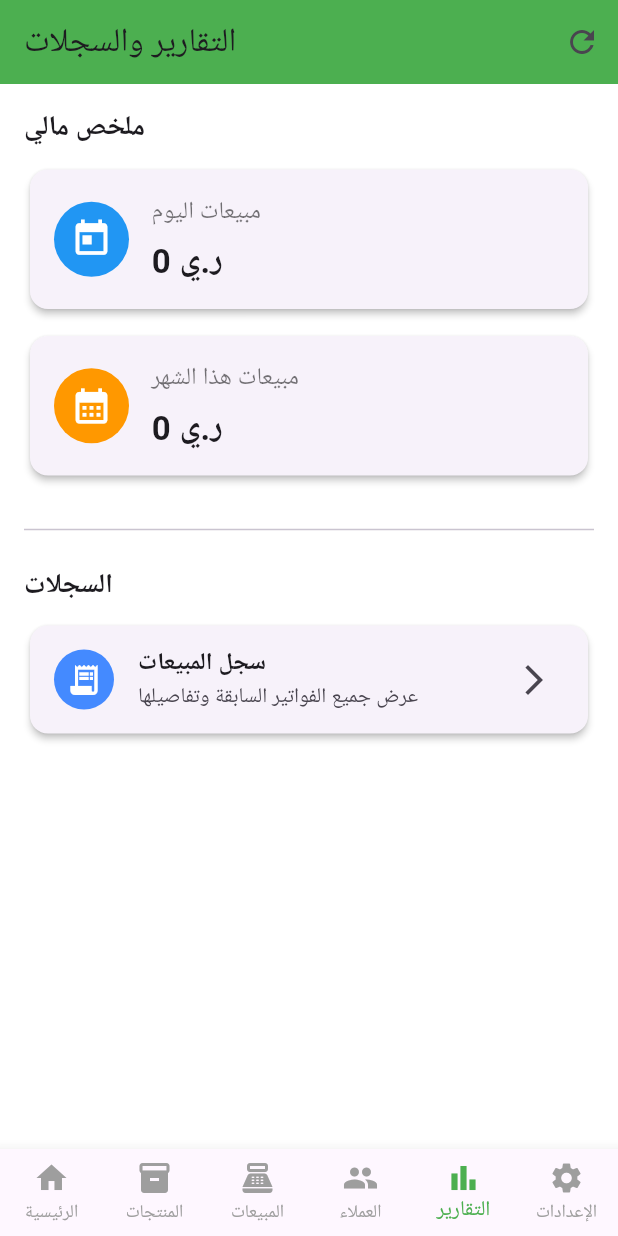
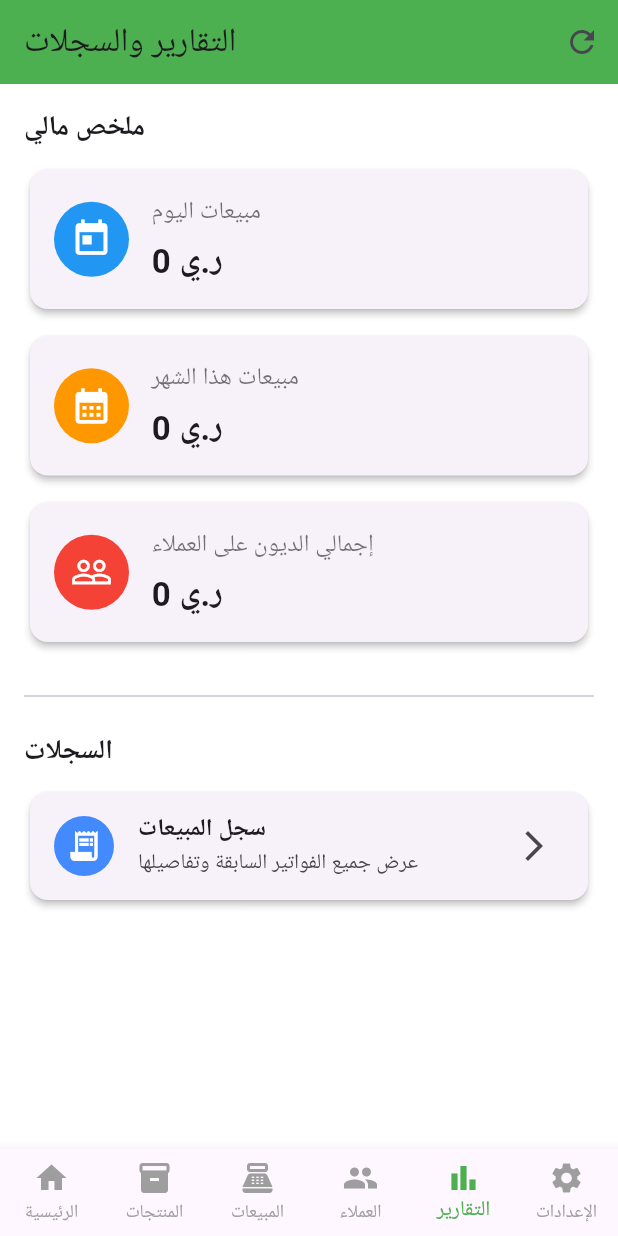
Before and after one commit to hambibisa/makhzooni, a Flutter app: the screen it shows after launch, item 5 of the bottom bar chosen, after a tap on the "refresh" icon, on a phone screen of 412 x 824 dp. Run offline on Flutter 3.47's test engine with Material 3 defaults, Android fonts, the phone set to English and light mode, and no system bars; our stand-ins replace cloud_firestore, firebase_core; accounts and stored records are empty; statements that could not run were skipped.

Commit message:
Add total debts calculation in reports screen
Added a new variable to track total debts and updated the report calculations to include client debts.

```diff
--- a/mkhzoni/lib/app/modules/reports/reports_screen.dart
+++ b/mkhzoni/lib/app/modules/reports/reports_screen.dart
@@ -10,41 +10,28 @@ class ReportsScreen extends StatefulWidget {
 }
 
 class _ReportsScreenState extends State<ReportsScreen> {
-  // هذه المتغيرات ستحمل قيم التقارير التي سنحسبها
   double _todaySales = 0.0;
   double _monthlySales = 0.0;
-  bool _isLoading = true; // لعرض مؤشر التحميل في البداية
+  double _totalDebts = 0.0; // 1. متغير جديد لتخزين إجمالي الديون
+  bool _isLoading = true;
 
   @override
   void initState() {
     super.initState();
-    // عند فتح الشاشة، قم بحساب التقارير
     _calculateReports();
   }
 
-  // --- دالة حساب التقارير ---
   Future<void> _calculateReports() async {
     setState(() => _isLoading = true);
 
     final now = DateTime.now();
-    // تحديد بداية اليوم (الساعة 12 صباحاً)
     final startOfToday = DateTime(now.year, now.month, now.day);
-    // تحديد بداية الشهر
     final startOfMonth = DateTime(now.year, now.month, 1);
 
-    // 1. جلب فواتير اليوم
-    final todaySnapshot = await FirebaseFirestore.instance
-        .collection('sales')
-        .where('createdAt', isGreaterThanOrEqualTo: startOfToday)
-        .get();
+    // حساب المبيعات (كما كان)
+    final todaySnapshot = await FirebaseFirestore.instance.collection('sales').where('createdAt', isGreaterThanOrEqualTo: startOfToday).get();
+    final monthSnapshot = await FirebaseFirestore.instance.collection('sales').where('createdAt', isGreaterThanOrEqualTo: startOfMonth).get();
 
-    // 2. جلب فواتير الشهر
-    final monthSnapshot = await FirebaseFirestore.instance
-        .collection('sales')
-        .where('createdAt', isGreaterThanOrEqualTo: startOfMonth)
-        .get();
-
-    // 3. حساب الإجماليات
     double todayTotal = 0.0;
     for (var doc in todaySnapshot.docs) {
       todayTotal += (doc.data()['totalAmount'] as num).toDouble();
@@ -55,11 +42,23 @@ class _ReportsScreenState extends State<ReportsScreen> {
       monthTotal += (doc.data()['totalAmount'] as num).toDouble();
     }
 
-    // 4. تحديث الواجهة بالنتائج
+    // 2. جلب بيانات العملاء لحساب الديون
+    final clientsSnapshot = await FirebaseFirestore.instance.collection('clients').get();
+
+    double totalDebtAmount = 0.0;
+    for (var doc in clientsSnapshot.docs) {
+      // التأكد من وجود حقل 'totalDebt' قبل إضافته
+      if (doc.data().containsKey('totalDebt')) {
+        totalDebtAmount += (doc.data()['totalDebt'] as num).toDouble();
+      }
+    }
+
+    // تحديث الواجهة بالنتائج
     if (mounted) {
       setState(() {
         _todaySales = todayTotal;
         _monthlySales = monthTotal;
+        _totalDebts = totalDebtAmount; // 3. تحديث قيمة الديون
         _isLoading = false;
       });
     }
@@ -72,7 +71,6 @@ class _ReportsScreenState extends State<ReportsScreen> {
         title: const Text("التقارير والسجلات"),
         backgroundColor: Colors.green,
         actions: [
-          // زر لتحديث التقارير يدوياً
           IconButton(
             icon: const Icon(Icons.refresh),
             onPressed: _calculateReports,
@@ -83,7 +81,6 @@ class _ReportsScreenState extends State<ReportsScreen> {
       body: ListView(
         padding: const EdgeInsets.all(16.0),
         children: [
-          // --- قسم الملخص المالي ---
           const Text('ملخص مالي', style: TextStyle(fontSize: 18, fontWeight: FontWeight.bold)),
           const SizedBox(height: 10),
           _isLoading
@@ -103,14 +100,20 @@ class _ReportsScreenState extends State<ReportsScreen> {
                       icon: Icons.calendar_month,
                       color: Colors.orange,
                     ),
+                    const SizedBox(height: 10),
+                    // 4. إضافة البطاقة الجديدة لعرض إجمالي الديون
+                    _buildReportCard(
+                      title: 'إجمالي الديون على العملاء',
+                      value: '${_totalDebts.toStringAsFixed(0)} ر.ي',
+                      icon: Icons.people_outline,
+                      color: Colors.red,
+                    ),
                   ],
                 ),
 
           const SizedBox(height: 24),
           const Divider(),
           const SizedBox(height: 16),
-
-          // --- قسم السجلات (كما كان) ---
           const Text('السجلات', style: TextStyle(fontSize: 18, fontWeight: FontWeight.bold)),
           const SizedBox(height: 10),
           Card(
@@ -140,7 +143,6 @@ class _ReportsScreenState extends State<ReportsScreen> {
     );
   }
 
-  // دالة مساعدة لبناء بطاقات التقارير
   Widget _buildReportCard({
     required String title,
     required String value,
```
